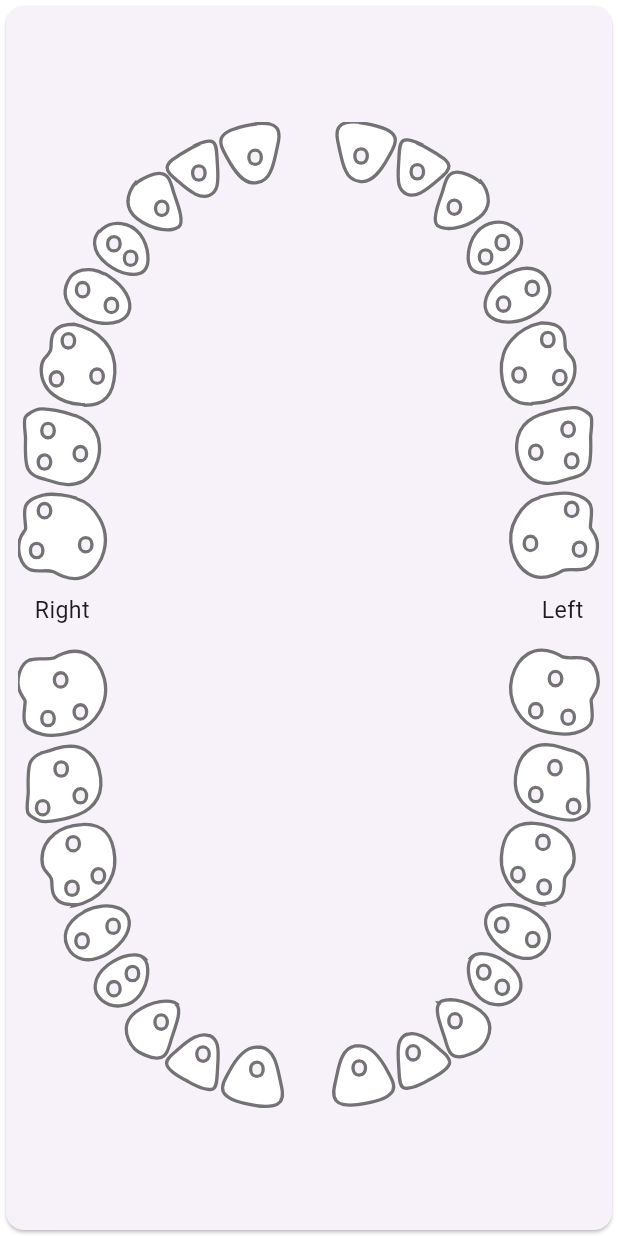
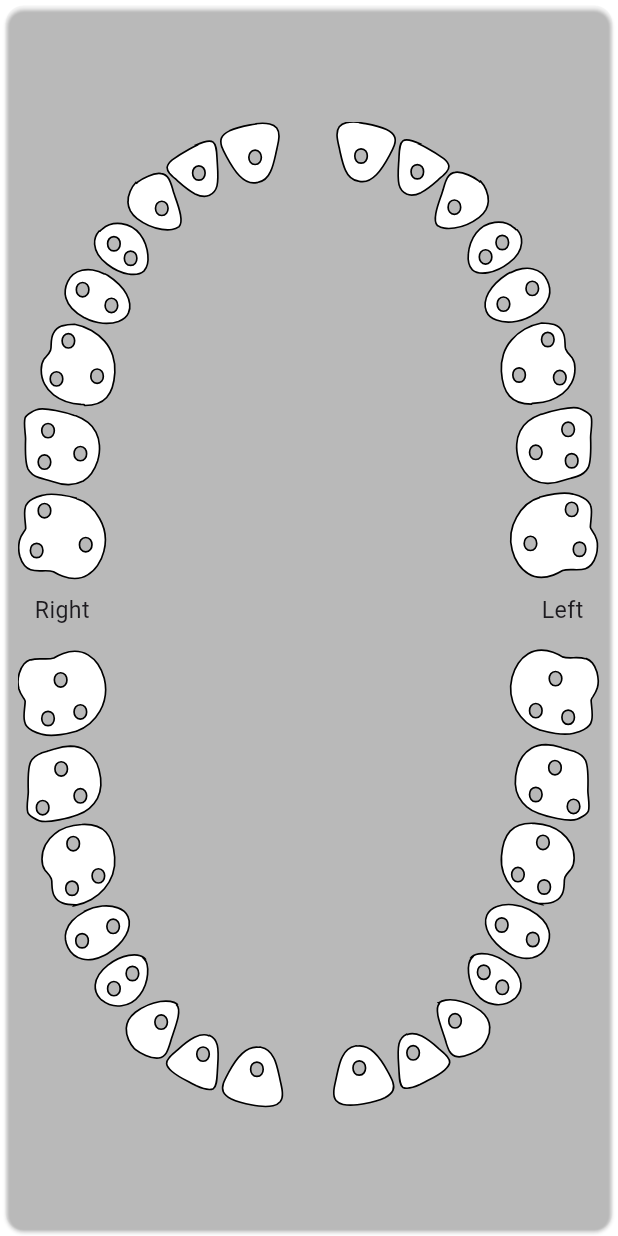
Before and after one commit to antho-firuze/teeth-selector, a Flutter app: the screen it shows after launch, on a phone screen of 412 x 824 dp. Run offline on Flutter 3.47's test engine with Material 3 defaults, Android fonts, the phone set to English and light mode, and no system bars; our stand-ins replace path_drawing.

Commit message:
more styling options

```diff
--- a/example/lib/main.dart
+++ b/example/lib/main.dart
@@ -13,6 +13,8 @@ void main() => runApp(
 class MyApp extends StatelessWidget {
   @override
   Widget build(BuildContext context) {
-    return TeethSelector(onChange: (selected) => print(selected));
+    return TeethSelector(
+      onChange: (selected) => print(selected),
+    );
   }
 }
--- a/lib/teeth_selector.dart
+++ b/lib/teeth_selector.dart
@@ -7,29 +7,45 @@ typedef Data = ({Size size, Map<String, Tooth> teeth});
 
 class TeethSelector extends StatefulWidget {
   final bool multiSelect;
+  final Color backgroundColor;
   final Color selectedColor;
+  final Color unselectedColor;
   final Color tooltipColor;
   final List<String> initiallySelected;
   final Map<String, Color> colorized;
+  final Map<String, Color> StrokedColorized;
+  final Color defaultStrokeColor;
+  final Map<String, double> strokeWidth;
+  final double defaultStrokeWidth;
   final String leftString;
   final String rightString;
   final bool showPrimary;
   final bool showPermanent;
   final void Function(List<String> selected) onChange;
   final String Function(String isoString)? notation;
+  final TextStyle? textStyle;
+  final TextStyle? tooltipTextStyle;
 
   const TeethSelector({
     super.key,
     this.multiSelect = false,
+    this.backgroundColor = Colors.transparent,
     this.selectedColor = Colors.blue,
+    this.unselectedColor = Colors.white,
     this.tooltipColor = Colors.black,
     this.initiallySelected = const [],
     this.colorized = const {},
+    this.StrokedColorized = const {},
+    this.strokeWidth = const {},
+    this.defaultStrokeWidth = 1,
+    this.defaultStrokeColor = Colors.black,
     this.notation,
     this.showPrimary = false,
     this.showPermanent = true,
     this.leftString = "Left",
     this.rightString = "Right",
+    this.textStyle = null,
+    this.tooltipTextStyle = null,
     required this.onChange,
   });
 
@@ -54,6 +70,7 @@ class _TeethSelectorState extends State<TeethSelector> {
     if (data.size == Size.zero) return const UnconstrainedBox();
 
     return Card(
+      color: widget.backgroundColor,
       child: Padding(
         padding: const EdgeInsets.all(8.0),
         child: FittedBox(
@@ -64,12 +81,12 @@ class _TeethSelectorState extends State<TeethSelector> {
                 Positioned(
                   left: 10,
                   top: data.size.height * 0.5 - 15,
-                  child: Text(widget.rightString),
+                  child: Text(widget.rightString, style: widget.textStyle),
                 ),
                 Positioned(
                   right: 10,
                   top: data.size.height * 0.5 - 15,
-                  child: Text(widget.leftString),
+                  child: Text(widget.leftString, style: widget.textStyle),
                 ),
                 // teeth
                 for (final MapEntry(key: key, value: tooth) in data.teeth.entries)
@@ -98,14 +115,21 @@ class _TeethSelectorState extends State<TeethSelector> {
                           triggerMode: TooltipTriggerMode.manual,
                           message: widget.notation == null ? key : widget.notation!(key),
                           textAlign: TextAlign.center,
+                          textStyle: widget.tooltipTextStyle,
                           preferBelow: false,
                           decoration: BoxDecoration(color: widget.tooltipColor, boxShadow: kElevationToShadow[6]),
                           child: AnimatedContainer(
                             duration: const Duration(milliseconds: 500),
                             clipBehavior: Clip.antiAlias,
                             decoration: ShapeDecoration(
-                              color: tooth.selected ? widget.selectedColor : widget.colorized[key] ?? Colors.white,
-                              shape: ToothBorder(tooth.path),
+                              color: tooth.selected
+                                  ? widget.selectedColor
+                                  : widget.colorized[key] ?? widget.unselectedColor,
+                              shape: ToothBorder(
+                                tooth.path,
+                                strokeColor: widget.StrokedColorized[key] ?? widget.defaultStrokeColor,
+                                strokeWidth: widget.strokeWidth[key] ?? widget.defaultStrokeWidth,
+                              ),
                             ),
                           ),
                         ),
@@ -147,9 +171,15 @@ class Tooth {
 }
 
 class ToothBorder extends ShapeBorder {
-  const ToothBorder(this.path);
+  final Path path;
+  final double strokeWidth;
+  final Color strokeColor;
 
-  final Path path;
+  const ToothBorder(
+    this.path, {
+    required this.strokeWidth,
+    required this.strokeColor,
+  });
 
   @override
   EdgeInsetsGeometry get dimensions => EdgeInsets.zero;
@@ -166,8 +196,8 @@ class ToothBorder extends ShapeBorder {
   void paint(Canvas canvas, Rect rect, {TextDirection? textDirection}) {
     final paint = Paint()
       ..style = PaintingStyle.stroke
-      ..strokeWidth = 2
-      ..color = Colors.black54;
+      ..strokeWidth = strokeWidth
+      ..color = strokeColor;
     canvas.drawPath(getOuterPath(rect), paint);
   }
 
```
Also changed, not shown: 2 other files.
